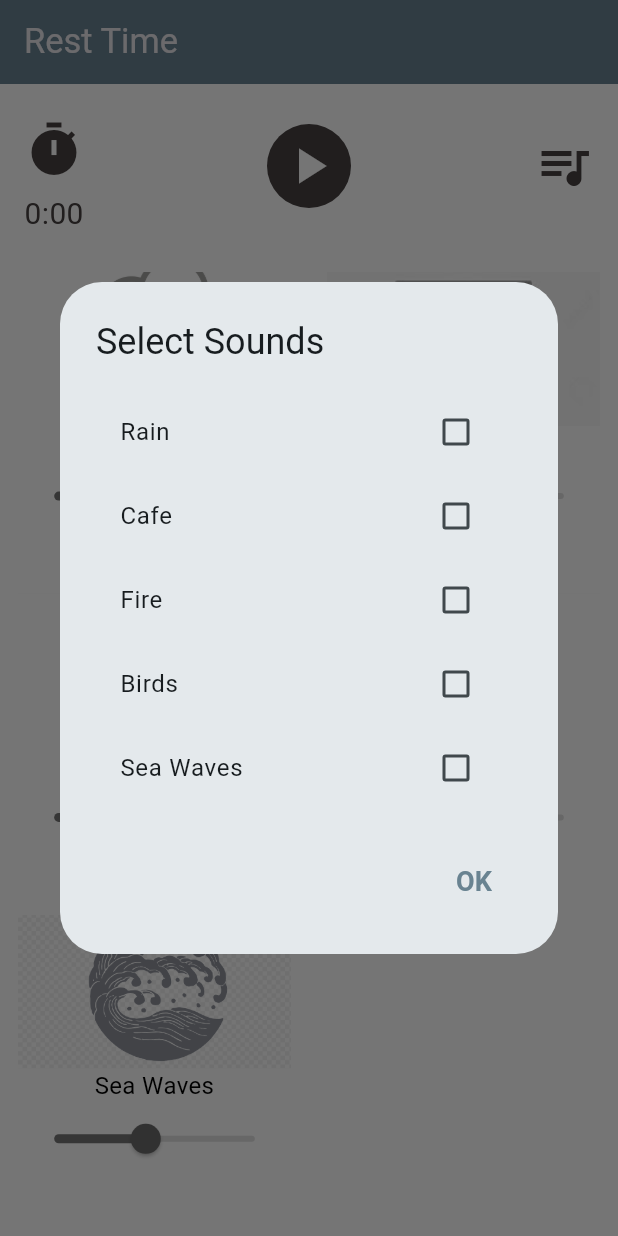
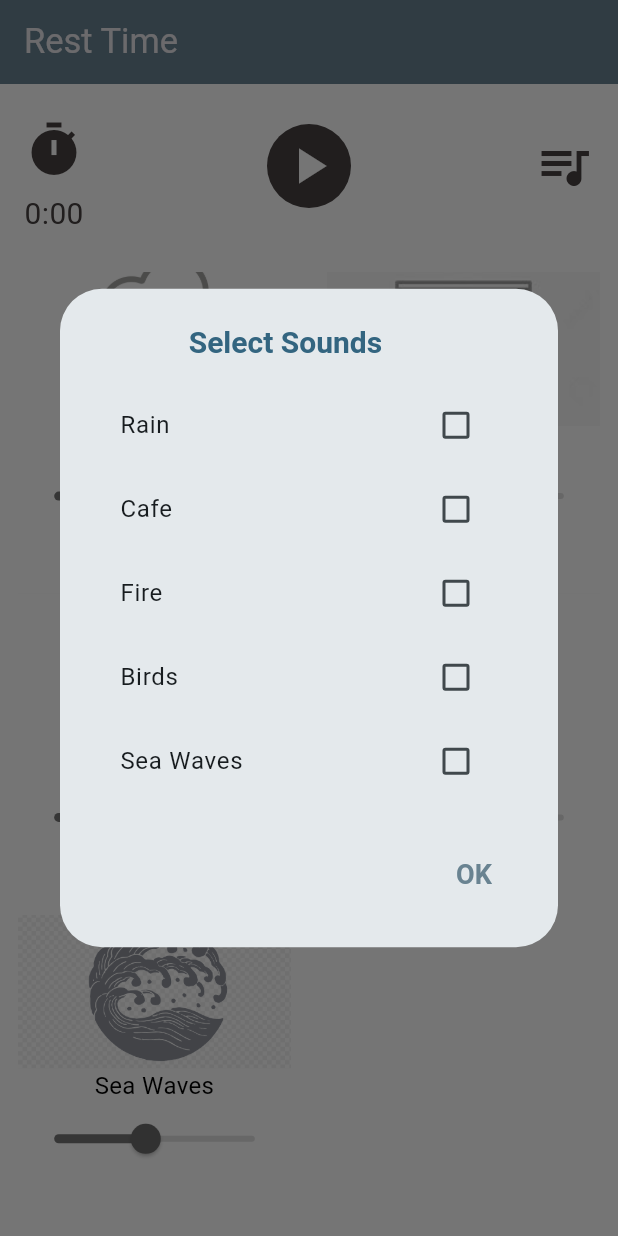
Before and after one commit to ahmetbekir22/focus-app-flutter, a Flutter app: the screen it shows after launch, after a tap on the "queue music" icon, on a phone screen of 412 x 824 dp. Run offline on Flutter 3.47's test engine with Material 3 defaults, Android fonts, the phone set to English and light mode, and no system bars; our stand-ins replace audioplayers, get, numberpicker.

Commit message:
small uı changes

```diff
--- a/focus_app/lib/pages/sound_selection.dart
+++ b/focus_app/lib/pages/sound_selection.dart
@@ -19,7 +19,15 @@ class SoundSelectionDialog extends StatelessWidget {
     final selectedSounds = List<bool>.filled(audioFiles.length, false).obs;
 
     return AlertDialog(
-      title: const Text('Select Sounds'),
+      title: Padding(
+        padding: EdgeInsets.symmetric(horizontal: Get.width * 0.15),
+        child: const Text('Select Sounds'),
+      ),
+      titleTextStyle: const TextStyle(
+        color: Color.fromARGB(255, 51, 101, 128),
+        fontSize: 20,
+        fontWeight: FontWeight.w600,
+      ),
       content: SizedBox(
         width: double.maxFinite,
         child: ListView.builder(
```
